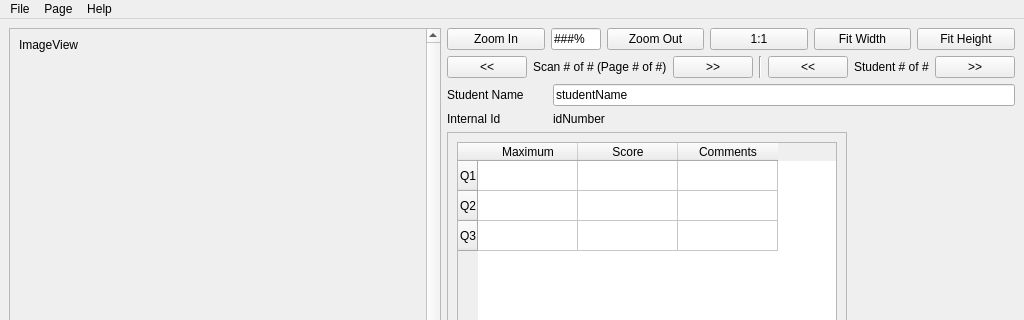
This is mainwindow.ui in waynepiekarski/qtgrader as Qt 5 draws it before an edit; both pictures show x 0 to 1024 and y 0 to 320 of the 1024 by 556 pixel window. The edited form follows.
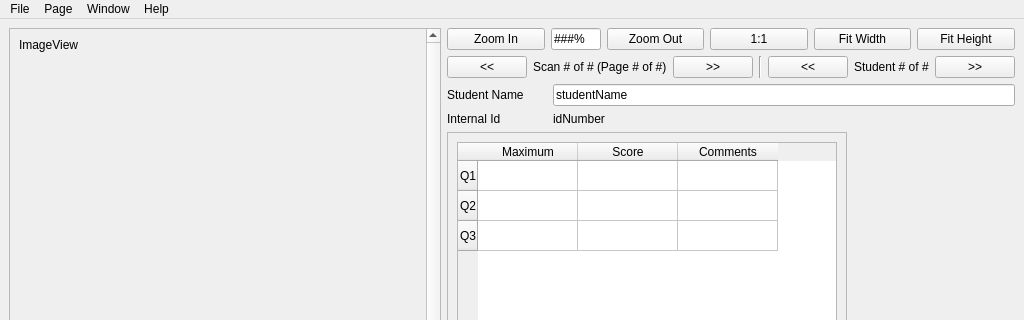
This is the edited form.

Commit message: Implement another separate window that shows a summary of all the grades

```diff
--- a/mainwindow.ui
+++ b/mainwindow.ui
@@ -413,8 +413,15 @@
     <addaction name="actionStudentPrev"/>
     <addaction name="actionStudentNext"/>
    </widget>
+   <widget class="QMenu" name="menuWindow">
+    <property name="title">
+     <string>Window</string>
+    </property>
+    <addaction name="actionGradeWindow"/>
+   </widget>
    <addaction name="menuFile"/>
    <addaction name="menuPage"/>
+   <addaction name="menuWindow"/>
    <addaction name="menuHelp"/>
   </widget>
   <widget class="QStatusBar" name="statusbar"/>
```
Left out of the diff: 17 changed lines with no effect on the pictures. The commit also changes 7 other files.
